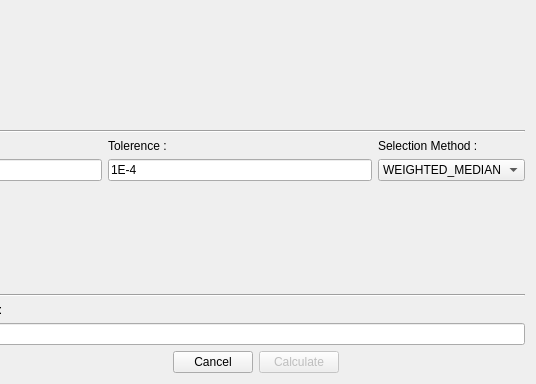
This is PhzQtUI/auxdir/PhzQtUI/DialogPhotometricCorrectionComputation.ui in astrorama/Phosphoros as Qt 5 draws it before an edit; both pictures show x 174 to 710 and y 401 to 785 of the 710 by 785 pixel window. The edited form follows.
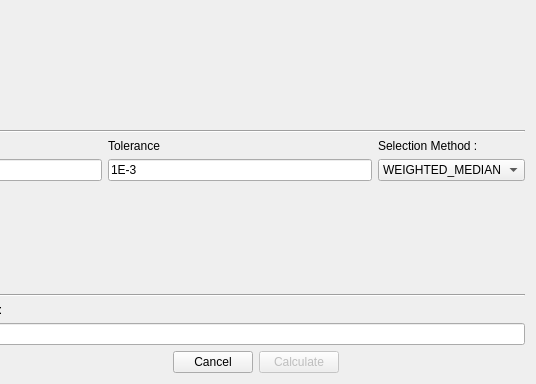
This is the edited form.

Commit message: Fix a typo and change the default tolerance value for Zero Point Correction computation

```diff
--- a/PhzQtUI/auxdir/PhzQtUI/DialogPhotometricCorrectionComputation.ui
+++ b/PhzQtUI/auxdir/PhzQtUI/DialogPhotometricCorrectionComputation.ui
@@ -356,14 +356,14 @@
        <item>
         <widget class="QLabel" name="label_10">
          <property name="text">
-          <string>Tolerence :</string>
+          <string>Tolerance</string>
          </property>
         </widget>
        </item>
        <item>
         <widget class="QLineEdit" name="txt_Tolerence">
          <property name="text">
-          <string>1E-4</string>
+          <string>1E-3</string>
          </property>
         </widget>
        </item>
```
